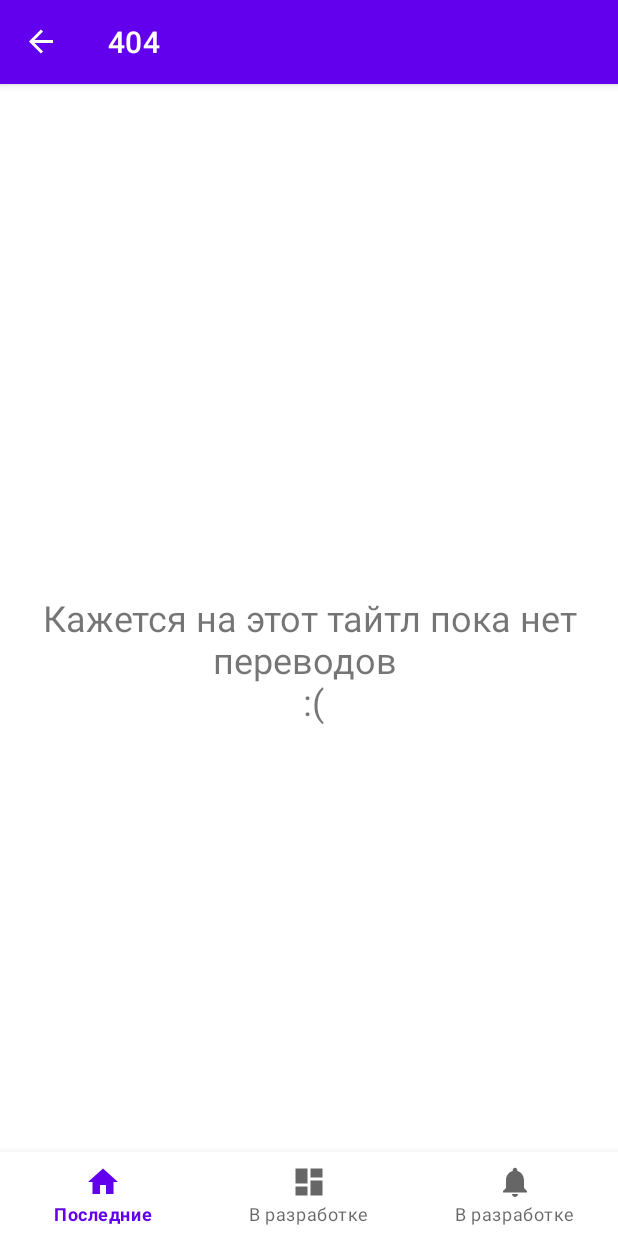
After one commit to VEDN13/Kursovaya, an Android app: the NotFoundFragment screen opened through its navigation route, on a phone screen of 412 x 824 dp. The commit adds this screen. Run offline under Robolectric (Android 15) with nearby library versions, the phone set to English and light mode, and no system bars; our stand-ins replace Firebase (no records; nobody signed in at launch, a user with empty details on screens opened directly), navigation-ui; pictures from the network do not load.

Commit message:
ну крч описание лютое + заглушка + загрузка

```diff
--- /dev/null
+++ b/app/src/main/java/com/example/myapplication/ui/home/NotFoundFragment.kt
@@ -0,0 +1,29 @@
+package com.example.myapplication.ui.home
+
+import android.os.Bundle
+import android.view.LayoutInflater
+import android.view.View
+import android.view.ViewGroup
+import android.widget.TextView
+import androidx.fragment.app.Fragment
+
+class NotFoundFragment : Fragment() {
+
+    override fun onCreateView(
+        inflater: LayoutInflater,
+        container: ViewGroup?,
+        savedInstanceState: Bundle?
+    ): View? {
+        return createNotFoundView()
+    }
+
+    private fun createNotFoundView(): TextView {
+        return TextView(requireContext()).apply {
+            text = "Кажется на этот тайтл пока нет переводов \n :("
+            textSize = 24f
+            gravity = android.view.Gravity.CENTER
+            setPadding(16, 16, 16, 16)
+            // Можно добавить дополнительные настройки, такие как фон, шрифт и прочее
+        }
+    }
+}
--- a/app/src/main/res/navigation/mobile_navigation.xml
+++ b/app/src/main/res/navigation/mobile_navigation.xml
@@ -19,7 +19,7 @@
     <fragment
         android:id="@+id/HomeFragment"
         android:name="com.example.myapplication.ui.home.HomeFragment"
-        android:label="@string/title_home_details"
+        android:label="Выберете перевод"
         tools:layout="@layout/fragment_home_details" />
 
     <!-- Другие фрагменты -->
@@ -38,7 +38,11 @@
     <fragment
         android:id="@+id/webViewFragment"
         android:name="com.example.myapplication.ui.webview.WebViewFragment"
-        android:label="WebView"
+        android:label="Kodik"
         tools:layout="@layout/fragment_webview" />
+    <fragment
+        android:id="@+id/NotFoundFragment"
+        android:name="com.example.myapplication.ui.home.NotFoundFragment"
+        android:label="404" />
 
 </navigation>
--- a/app/src/main/res/values/ids.xml
+++ b/app/src/main/res/values/ids.xml
@@ -1,4 +1,5 @@
 <?xml version="1.0" encoding="utf-8"?>
 <resources>
     <item name="text_dashboard" type="id" />
+    <item name="NotFoundFragment" type="id" />
 </resources>
--- a/app/src/main/res/values/strings.xml
+++ b/app/src/main/res/values/strings.xml
@@ -3,5 +3,5 @@
     <string name="title_home">Последние</string>
     <string name="title_dashboard">В разработке</string>
     <string name="title_notifications">В разработке</string>
-    <string name="title_home_details">Выберете перевод</string>
+
 </resources>
```
Also changed, not shown: app/src/main/java/com/example/myapplication/MainActivity.kt (+8 -1 lines), app/src/main/java/com/example/myapplication/ui/home/HomeFragment.kt (+11 -5 lines), app/src/main/java/com/example/myapplication/ui/home/HomeFragmentTitles.kt (+5 -2 lines).
